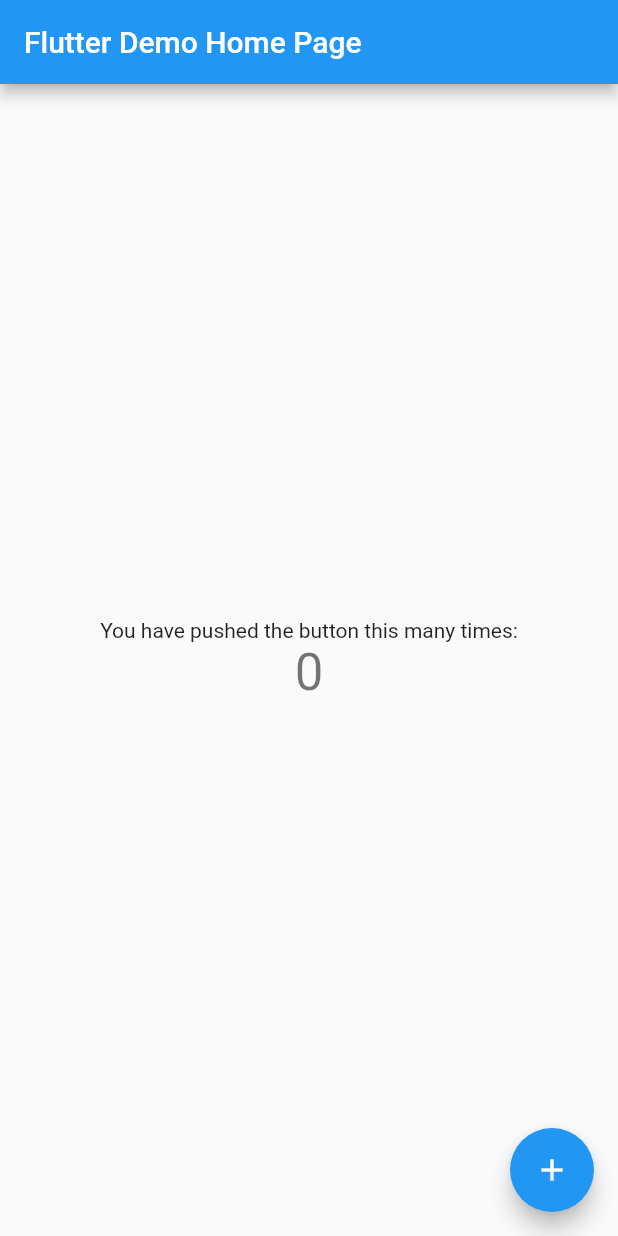
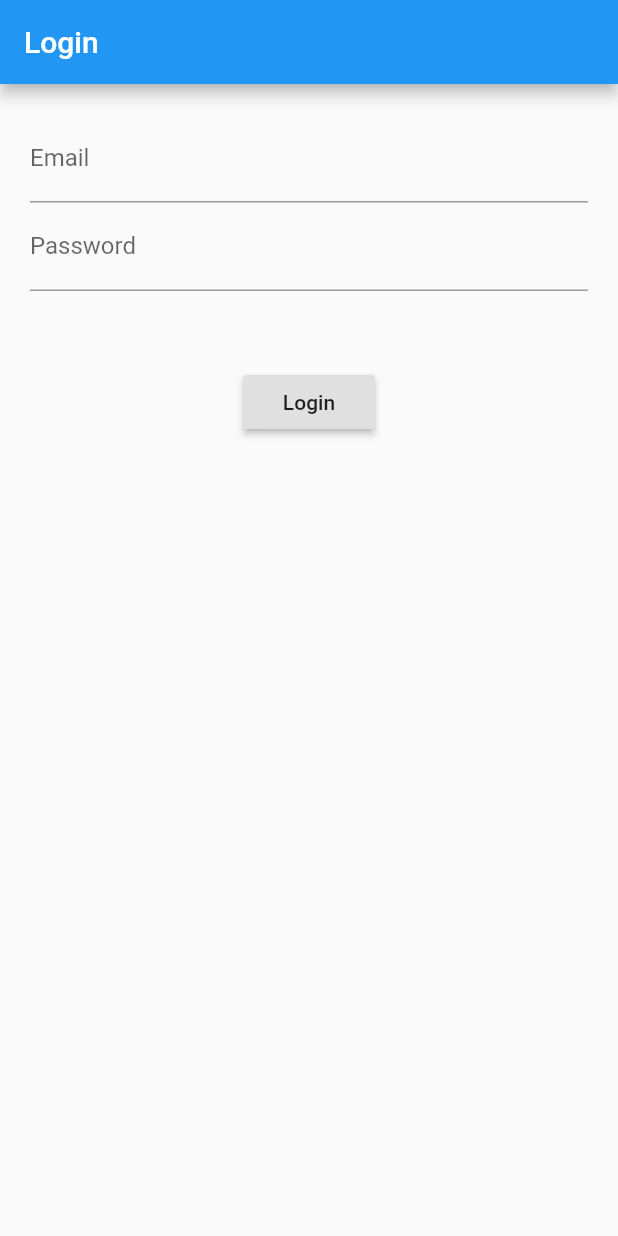
Before and after one commit to briansmith-ucf/schedul_r, a Flutter app: the screen it shows after launch, on a phone screen of 412 x 824 dp. Run offline on Flutter 3.47's test engine with Material 2 defaults, Android fonts, the phone set to English and light mode, and no system bars.

Commit message:
Login page now in main

```diff
--- a/lib/main.dart
+++ b/lib/main.dart
@@ -1,111 +1,104 @@
+// Copyright 2018 The Flutter team. All rights reserved.
+// Use of this source code is governed by a BSD-style license that can be
+// found in the LICENSE file.
+
 import 'package:flutter/material.dart';
 
 void main() => runApp(MyApp());
 
-class MyApp extends StatelessWidget {
-  // This widget is the root of your application.
+class MyApp extends StatelessWidget
+{
   @override
-  Widget build(BuildContext context) {
-    return MaterialApp(
-      title: 'Flutter Demo',
-      theme: ThemeData(
-        // This is the theme of your application.
-        //
-        // Try running your application with "flutter run". You'll see the
-        // application has a blue toolbar. Then, without quitting the app, try
-        // changing the primarySwatch below to Colors.green and then invoke
-        // "hot reload" (press "r" in the console where you ran "flutter run",
-        // or simply save your changes to "hot reload" in a Flutter IDE).
-        // Notice that the counter didn't reset back to zero; the application
-        // is not restarted.
-        primarySwatch: Colors.blue,
-      ),
-      home: MyHomePage(title: 'Flutter Demo Home Page'),
+  Widget build(BuildContext context)
+  {
+    return new MaterialApp(
+      theme: new ThemeData(),
+      home: new FormPage(),
     );
   }
 }
 
-class MyHomePage extends StatefulWidget {
-  MyHomePage({Key key, this.title}) : super(key: key);
+class FormPage extends StatefulWidget
+{
+  @override
+  _FormPageState createState() => new _FormPageState();
+}
 
-  // This widget is the home page of your application. It is stateful, meaning
-  // that it has a State object (defined below) that contains fields that affect
-  // how it looks.
-
-  // This class is the configuration for the state. It holds the values (in this
-  // case the title) provided by the parent (in this case the App widget) and
-  // used by the build method of the State. Fields in a Widget subclass are
-  // always marked "final".
-
-  final String title;
+class _FormPageState extends State<FormPage>
+{
+  final scaffoldKey = new GlobalKey<ScaffoldState>();
+  final formKey = new GlobalKey<FormState>();
+  String _email;
+  String _password;
 
   @override
-  _MyHomePageState createState() => _MyHomePageState();
-}
-
-class _MyHomePageState extends State<MyHomePage> {
-  int _counter = 0;
-
-  void _incrementCounter() {
-    setState(() {
-      // This call to setState tells the Flutter framework that something has
-      // changed in this State, which causes it to rerun the build method below
-      // so that the display can reflect the updated values. If we changed
-      // _counter without calling setState(), then the build method would not be
-      // called again, and so nothing would appear to happen.
-      _counter++;
-    });
+  void initState()
+  {
+    super.initState();
   }
 
   @override
-  Widget build(BuildContext context) {
-    // This method is rerun every time setState is called, for instance as done
-    // by the _incrementCounter method above.
-    //
-    // The Flutter framework has been optimized to make rerunning build methods
-    // fast, so that you can just rebuild anything that needs updating rather
-    // than having to individually change instances of widgets.
-    return Scaffold(
-      appBar: AppBar(
-        // Here we take the value from the MyHomePage object that was created by
-        // the App.build method, and use it to set our appbar title.
-        title: Text(widget.title),
+  void dispose()
+  {
+    super.dispose();
+  }
+
+  void _submit()
+  {
+    final form = formKey.currentState;
+
+    if (form.validate())
+    {
+      form.save();
+      performLogin();
+    }
+  }
+
+  void performLogin()
+  {
+    final snackbar = new SnackBar(
+      content: new Text("Email: $_email, password: $_password"),
+    );
+
+    scaffoldKey.currentState.showSnackBar(snackbar);
+  }
+
+  @override
+  Widget build(BuildContext context)
+  {
+    return new Scaffold(
+      key: scaffoldKey,
+      appBar: new AppBar(
+        title: new Text("Login"),
       ),
-      body: Center(
-        // Center is a layout widget. It takes a single child and positions it
-        // in the middle of the parent.
-        child: Column(
-          // Column is also a layout widget. It takes a list of children and
-          // arranges them vertically. By default, it sizes itself to fit its
-          // children horizontally, and tries to be as tall as its parent.
-          //
-          // Invoke "debug painting" (press "p" in the console, choose the
-          // "Toggle Debug Paint" action from the Flutter Inspector in Android
-          // Studio, or the "Toggle Debug Paint" command in Visual Studio Code)
-          // to see the wireframe for each widget.
-          //
-          // Column has various properties to control how it sizes itself and
-          // how it positions its children. Here we use mainAxisAlignment to
-          // center the children vertically; the main axis here is the vertical
-          // axis because Columns are vertical (the cross axis would be
-          // horizontal).
-          mainAxisAlignment: MainAxisAlignment.center,
-          children: <Widget>[
-            Text(
-              'You have pushed the button this many times:',
-            ),
-            Text(
-              '$_counter',
-              style: Theme.of(context).textTheme.display1,
-            ),
-          ],
-        ),
-      ),
-      floatingActionButton: FloatingActionButton(
-        onPressed: _incrementCounter,
-        tooltip: 'Increment',
-        child: Icon(Icons.add),
-      ), // This trailing comma makes auto-formatting nicer for build methods.
+      body: new Padding(
+        padding: const EdgeInsets.all(20.0),
+        child: new Form(
+          key: formKey,
+          child: new Column(
+            children: <Widget>[
+              new TextFormField(
+                decoration: new InputDecoration(labelText: "Email"),
+                validator: (val) => !val.contains('@') ? 'Invalid Email' : null,
+                onSaved: (val) => _email = val,
+              ),
+              new TextFormField(
+                decoration: new InputDecoration(labelText: "Password"),
+                validator: (val) => val.length < 6 ? 'Password too short' : null,
+                onSaved: (val) => _password = val,
+                obscureText: true,
+              ),
+              new Padding(
+                padding: const EdgeInsets.only(top: 50.0),
+              ),
+              new RaisedButton(
+                child: new Text("Login"),
+                onPressed: _submit,
+              )
+            ],
+          )
+        )
+        )
     );
   }
 }
```
Also changed, not shown: pubspec.yaml (+7 -0 lines), assets/logo.png (added), fonts/Montserrat-Regular.ttf (added).
